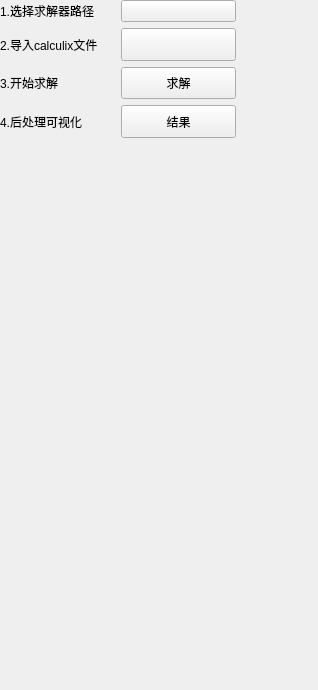
This is starter/FENGSim/FEM/CalculixDockWidget.ui in ArvinShaffer/FENGSim as Qt 5 draws it before an edit. The edited form follows.
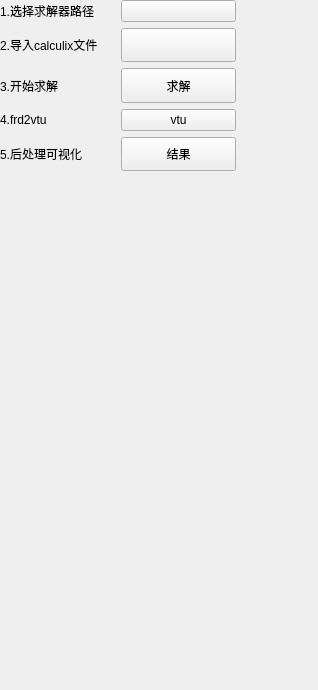
This is the edited form. Icons and pictures are not drawn.

Commit message: feat: 添加frd文件转vtu文件功能

What changed in the file:
```diff
--- a/starter/FENGSim/FEM/CalculixDockWidget.ui
+++ b/starter/FENGSim/FEM/CalculixDockWidget.ui
@@ -25,10 +25,10 @@
      <x>0</x>
      <y>0</y>
      <width>236</width>
-     <height>138</height>
+     <height>171</height>
     </rect>
    </property>
-   <layout class="QVBoxLayout" name="verticalLayout" stretch="0,0,0,0">
+   <layout class="QVBoxLayout" name="verticalLayout" stretch="0,0,0,0,0">
     <property name="sizeConstraint">
      <enum>QLayout::SetNoConstraint</enum>
     </property>
@@ -133,6 +133,24 @@
       </item>
      </layout>
     </item>
+    <item>
+     <layout class="QHBoxLayout" name="horizontalLayout_5">
+      <item>
+       <widget class="QLabel" name="label_5">
+        <property name="text">
+         <string>4.frd2vtu</string>
+        </property>
+       </widget>
+      </item>
+      <item>
+       <widget class="QPushButton" name="frd2vtu">
+        <property name="text">
+         <string>vtu</string>
+        </property>
+       </widget>
+      </item>
+     </layout>
+    </item>
     <item>
      <layout class="QHBoxLayout" name="horizontalLayout_3">
       <item>
@@ -144,7 +162,7 @@
          </sizepolicy>
         </property>
         <property name="text">
-         <string>4.后处理可视化</string>
+         <string>5.后处理可视化</string>
         </property>
        </widget>
       </item>
```
Left out of the diff: 2 changed lines with no effect on the pictures. The commit also changes 2 other files.
